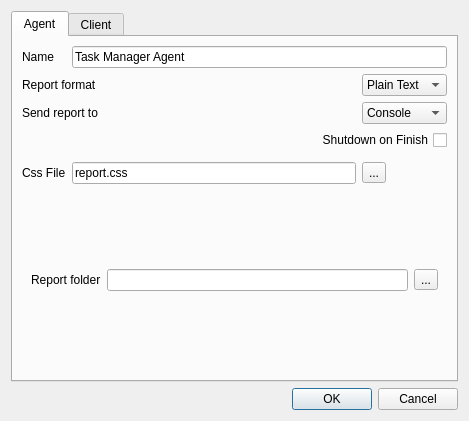
Above: ConfigurationEditingTool/src/settingsdialog.ui from MickaelOnTheWave/GuimicK before the change. Below: the same form after it.
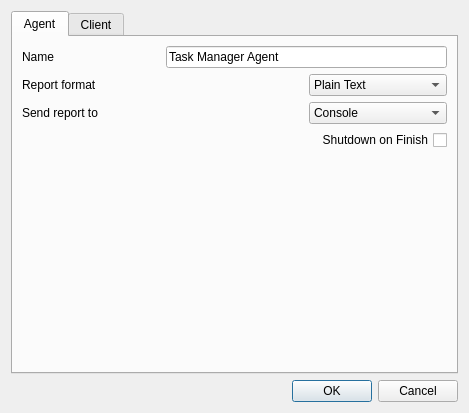
That is the form after the change. Custom widgets are drawn as their Qt base class.

Commit message: Refactored Configuration Tool UI to use new component. Wired report folder settings dialog. Resolved bug with UI values always overwritten.

Diff of the .ui file:
```diff
--- a/ConfigurationEditingTool/src/settingsdialog.ui
+++ b/ConfigurationEditingTool/src/settingsdialog.ui
@@ -38,7 +38,7 @@
          </property>
         </widget>
        </item>
-       <item row="8" column="0" colspan="3">
+       <item row="7" column="0" colspan="3">
         <widget class="QStackedWidget" name="dispatcherWidget">
          <property name="currentIndex">
           <number>2</number>
@@ -146,26 +146,11 @@
          </widget>
          <widget class="QWidget" name="filePage">
           <layout class="QGridLayout" name="gridLayout">
+           <item row="1" column="0">
+            <widget class="PathSelectionControl" name="reportFolderWidget" native="true"/>
+           </item>
            <item row="0" column="0">
-            <widget class="QLabel" name="reportFolderLabel">
-             <property name="text">
-              <string>Report folder</string>
-             </property>
-            </widget>
-           </item>
-           <item row="0" column="1">
-            <widget class="QLineEdit" name="reportFolderEdit">
-             <property name="text">
-              <string/>
-             </property>
-            </widget>
-           </item>
-           <item row="0" column="2">
-            <widget class="QToolButton" name="reportFolderButton">
-             <property name="text">
-              <string>...</string>
-             </property>
-            </widget>
+            <widget class="PathSelectionControl" name="reportFileWidget" native="true"/>
            </item>
           </layout>
          </widget>
@@ -178,13 +163,6 @@
          </property>
         </widget>
        </item>
-       <item row="5" column="2">
-        <widget class="QToolButton" name="cssButton">
-         <property name="text">
-          <string>...</string>
-         </property>
-        </widget>
-       </item>
        <item row="1" column="2">
         <widget class="QComboBox" name="reportFormatBox">
          <item>
@@ -199,23 +177,6 @@
          </item>
         </widget>
        </item>
-       <item row="3" column="0" colspan="3">
-        <widget class="QCheckBox" name="shutdownCheckBox">
-         <property name="layoutDirection">
-          <enum>Qt::RightToLeft</enum>
-         </property>
-         <property name="text">
-          <string>Shutdown on Finish</string>
-         </property>
-        </widget>
-       </item>
-       <item row="5" column="1">
-        <widget class="QLineEdit" name="cssEdit">
-         <property name="text">
-          <string>report.css</string>
-         </property>
-        </widget>
-       </item>
        <item row="2" column="2">
         <widget class="QComboBox" name="reportDispatchBox">
          <item>
@@ -235,6 +196,16 @@
          </item>
         </widget>
        </item>
+       <item row="3" column="0" colspan="3">
+        <widget class="QCheckBox" name="shutdownCheckBox">
+         <property name="layoutDirection">
+          <enum>Qt::RightToLeft</enum>
+         </property>
+         <property name="text">
+          <string>Shutdown on Finish</string>
+         </property>
+        </widget>
+       </item>
        <item row="0" column="0">
         <widget class="QLabel" name="label">
          <property name="text">
@@ -242,13 +213,6 @@
          </property>
         </widget>
        </item>
-       <item row="5" column="0">
-        <widget class="QLabel" name="cssLabel">
-         <property name="text">
-          <string>Css File</string>
-         </property>
-        </widget>
-       </item>
        <item row="4" column="1">
         <widget class="PathSelectionControl" name="cssWidget" native="true"/>
        </item>
```
The commit also changes 3 other files.
